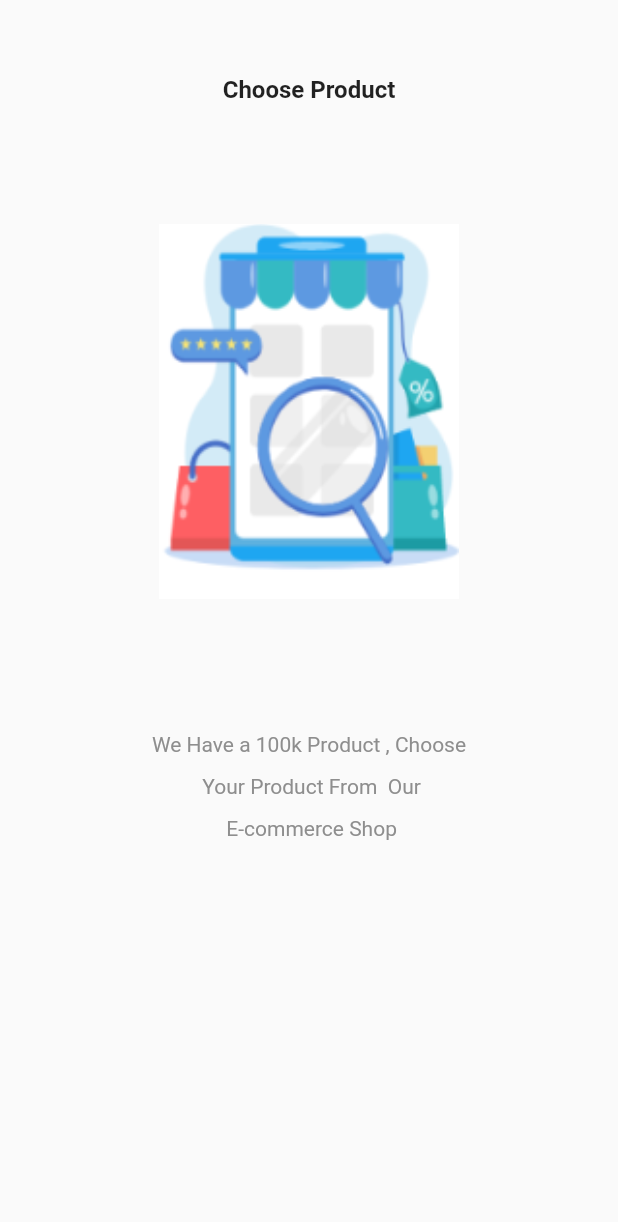
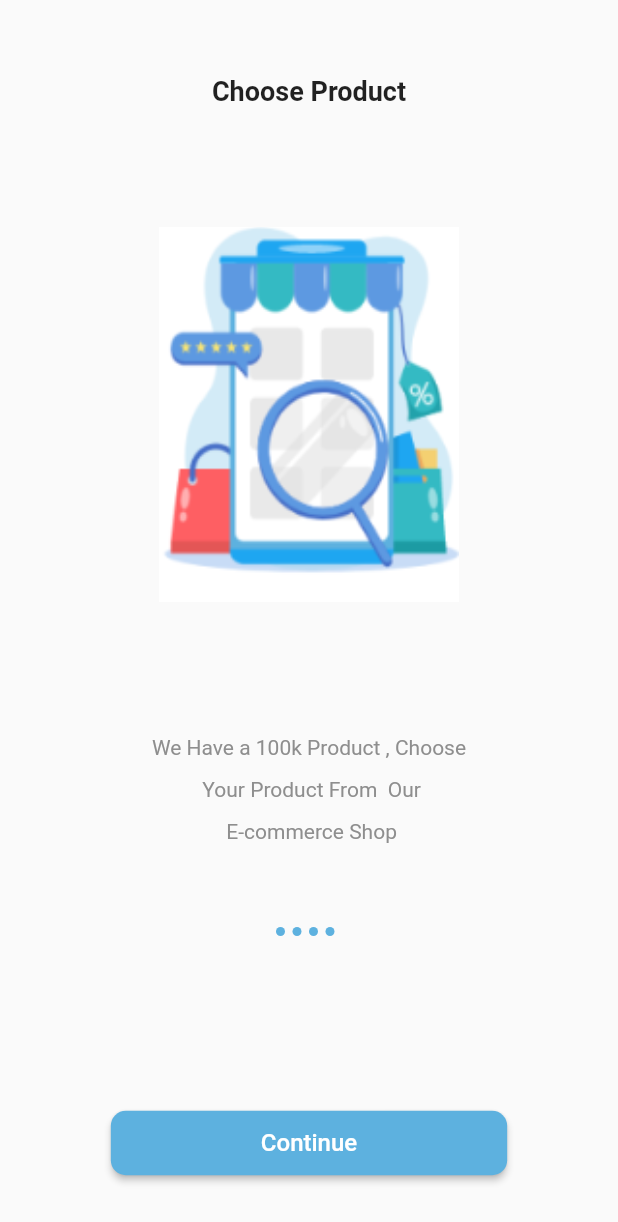
Before and after one commit to mohamedSalah1994/ecommerce_app, a Flutter app: the screen it shows after launch, on a phone screen of 412 x 824 dp. Shown: the top 1222 px of the screen. Run offline on Flutter 3.47's test engine with Material 2 defaults, Android fonts, the phone set to English and light mode, and no system bars; our stand-ins replace get.

Commit message:
onboarding screen ui done

```diff
--- /dev/null
+++ b/lib/controllers/onboarding_controller.dart
@@ -0,0 +1,10 @@
+import 'package:get/get.dart';
+
+class OnboardingController extends GetxController {
+  next(){
+
+  }
+   onPageChanged(int index){
+
+  }
+}
--- a/lib/core/constant/color.dart
+++ b/lib/core/constant/color.dart
@@ -5,5 +5,6 @@ class AppColor {
 
 
   static  Color grey = const Color(0xff8e8e8e);
+  static  Color primaryColor = const Color(0xff5DB1DF);
 
 }
--- a/lib/data/datasource/static/static.dart
+++ b/lib/data/datasource/static/static.dart
@@ -1,29 +1,30 @@
 import 'package:ecommerce_app/core/constant/image_asset.dart';
-
-import '../../model/onBoardingModel.dart';
+import 'package:ecommerce_app/data/model/onboarding_model.dart';
 
 
 
-List<OnBoardingModel> onBoardingList = [
-  OnBoardingModel(
+
+
+List<OnboardingModel> onBoardingList = [
+  OnboardingModel(
     title: 'Choose Product',
     body:
         "We Have a 100k Product , Choose \n Your Product From  Our \n E-commerce Shop",
     image: AppImageAsset.onBoardingImageOne,
   ),
-  OnBoardingModel(
+  OnboardingModel(
     title: 'Easy And Safe Paymnet',
     body:
         "We Have a 100k Product , Choose \n Your Product From  Our \n E-commerce Shop",
     image: AppImageAsset.onBoardingImageTwo,
   ),
-  OnBoardingModel(
+  OnboardingModel(
     title: 'Track Your Order',
     body:
         "We Have a 100k Product , Choose \n Your Product From  Our \n E-commerce Shop",
     image: AppImageAsset.onBoardingImageThree,
   ),
-  OnBoardingModel(
+  OnboardingModel(
     title: 'Fast Delivery',
     body:
         "We Have a 100k Product , Choose \n Your Product From  Our \n E-commerce Shop",
--- a/lib/data/model/onBoardingModel.dart
+++ /dev/null
@@ -1,9 +0,0 @@
-class OnBoardingModel {
-  final String? title;
-  final String? body;
-  final String? image;
-
-  OnBoardingModel({this.title, this.body, this.image});
-
-
-}
--- /dev/null
+++ b/lib/data/model/onboarding_model.dart
@@ -0,0 +1,9 @@
+class OnboardingModel {
+  final String? title;
+  final String? body;
+  final String? image;
+
+  OnboardingModel({this.title, this.body, this.image});
+
+
+}
--- a/lib/main.dart
+++ b/lib/main.dart
@@ -1,4 +1,4 @@
-import 'package:ecommerce_app/views/screen/onboarding.dart';
+import 'package:ecommerce_app/views/screen/onboarding_screen.dart';
 import 'package:flutter/material.dart';
 import 'package:get/get.dart';
 
@@ -19,7 +19,7 @@ class MyApp extends StatelessWidget {
 
         primarySwatch: Colors.blue,
       ),
-      home: const OnBoarding(),
+      home: const OnBoardingScreen(),
     );
   }
 }
--- a/lib/views/screen/onboarding.dart
+++ /dev/null
@@ -1,38 +0,0 @@
-import 'package:ecommerce_app/core/constant/color.dart';
-import 'package:ecommerce_app/data/datasource/static/static.dart';
-import 'package:flutter/material.dart';
-
-class OnBoarding extends StatelessWidget {
-  const OnBoarding({super.key});
-
-  @override
-  Widget build(BuildContext context) {
-    return Scaffold(
-      body: SafeArea(
-        child: PageView.builder(
-          itemCount: onBoardingList.length,
-          itemBuilder: (context, index) => Column(
-            children: [
-              Padding(
-                padding: const EdgeInsets.only(top: 50),
-                child: Text(
-                  onBoardingList[index].title!,
-                  style: const TextStyle(
-                      fontWeight: FontWeight.bold, fontSize: 16),
-                ),
-              ),
-              const SizedBox(height: 80,),
-              Image.asset(onBoardingList[index].image! , width: 200, height: 250, fit: BoxFit.fill,),
-               const SizedBox(height: 80,),
-              Text(
-                onBoardingList[index].body!,
-                textAlign: TextAlign.center,
-                style:  TextStyle(height: 2, color: AppColor.grey),
-              ),
-            ],
-          ),
-        ),
-      ),
-    );
-  }
-}
--- /dev/null
+++ b/lib/views/screen/onboarding_screen.dart
@@ -0,0 +1,39 @@
+import 'package:ecommerce_app/controllers/onboarding_controller.dart';
+import 'package:ecommerce_app/views/widget/onboarding/custom_button.dart';
+import 'package:ecommerce_app/views/widget/onboarding/custom_slider.dart';
+import 'package:ecommerce_app/views/widget/onboarding/dot_controller.dart';
+
+import 'package:flutter/material.dart';
+import 'package:get/get.dart';
+
+class OnBoardingScreen extends StatelessWidget {
+  const OnBoardingScreen({super.key});
+
+  @override
+  Widget build(BuildContext context) {
+    Get.put(OnboardingController());
+    return SafeArea(
+      child: Scaffold(
+        body: Column(
+          children: [
+            const Expanded(
+              flex: 3,
+              child: CustomSliderOnboarding(),
+            ),
+            Expanded(
+              flex: 1,
+              child: Column(
+                children: const [
+                  DotControllerOnboarding(),
+                  Spacer(flex: 3),
+                  CustomButtonOnboarding(),
+                  Spacer(),
+                ],
+              ),
+            )
+          ],
+        ),
+      ),
+    );
+  }
+}
--- /dev/null
+++ b/lib/views/widget/onboarding/custom_button.dart
@@ -0,0 +1,26 @@
+import 'package:flutter/material.dart';
+
+
+import '../../../core/constant/color.dart';
+
+class CustomButtonOnboarding extends StatelessWidget {
+  const CustomButtonOnboarding({super.key});
+
+  @override
+  Widget build(BuildContext context) {
+    return ElevatedButton(
+      onPressed: () {},
+      style: ElevatedButton.styleFrom(
+        backgroundColor: AppColor.primaryColor,
+        padding: const EdgeInsets.symmetric(horizontal: 100, vertical: 12),
+        shape: RoundedRectangleBorder(
+          borderRadius: BorderRadius.circular(10),
+        ),
+      ),
+      child: const Text(
+        'Continue',
+        style: TextStyle(fontSize: 16),
+      ),
+    );
+  }
+}
--- /dev/null
+++ b/lib/views/widget/onboarding/custom_slider.dart
@@ -0,0 +1,44 @@
+import 'package:flutter/material.dart';
+
+
+import '../../../core/constant/color.dart';
+import '../../../data/datasource/static/static.dart';
+
+class CustomSliderOnboarding extends StatelessWidget {
+  const CustomSliderOnboarding({super.key});
+
+  @override
+  Widget build(BuildContext context) {
+    return PageView.builder(
+      itemCount: onBoardingList.length,
+      itemBuilder: (context, index) => Padding(
+        padding: const EdgeInsets.only(top: 50),
+        child: Column(
+          children: [
+            Text(
+              onBoardingList[index].title!,
+              style: const TextStyle(fontWeight: FontWeight.bold, fontSize: 18),
+            ),
+            const SizedBox(
+              height: 80,
+            ),
+            Image.asset(
+              onBoardingList[index].image!,
+              width: 200,
+              height: 250,
+              fit: BoxFit.fill,
+            ),
+            const SizedBox(
+              height: 80,
+            ),
+            Text(
+              onBoardingList[index].body!,
+              textAlign: TextAlign.center,
+              style: TextStyle(height: 2, color: AppColor.grey),
+            ),
+          ],
+        ),
+      ),
+    );
+  }
+}
--- /dev/null
+++ b/lib/views/widget/onboarding/dot_controller.dart
@@ -0,0 +1,30 @@
+import 'package:flutter/material.dart';
+
+
+import '../../../core/constant/color.dart';
+import '../../../data/datasource/static/static.dart';
+
+class DotControllerOnboarding extends StatelessWidget {
+  const DotControllerOnboarding({super.key});
+
+  @override
+  Widget build(BuildContext context) {
+    return Row(
+      mainAxisAlignment: MainAxisAlignment.center,
+      children: [
+        ...List.generate(
+          onBoardingList.length,
+          (index) => AnimatedContainer(
+            duration: const Duration(milliseconds: 900),
+            margin: const EdgeInsets.only(right: 5),
+            width: 6,
+            height: 6,
+            decoration: BoxDecoration(
+                color: AppColor.primaryColor,
+                borderRadius: BorderRadius.circular(10)),
+          ),
+        ),
+      ],
+    );
+  }
+}
```
